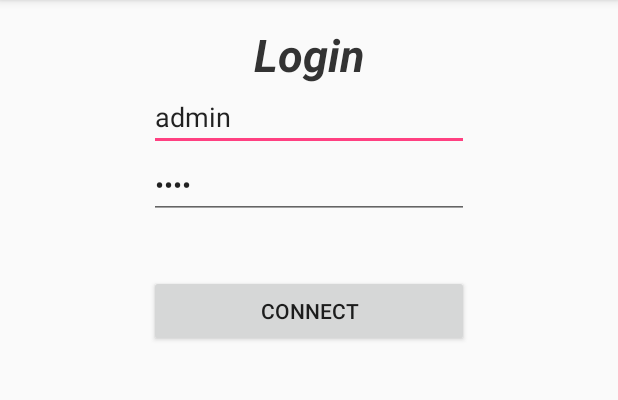
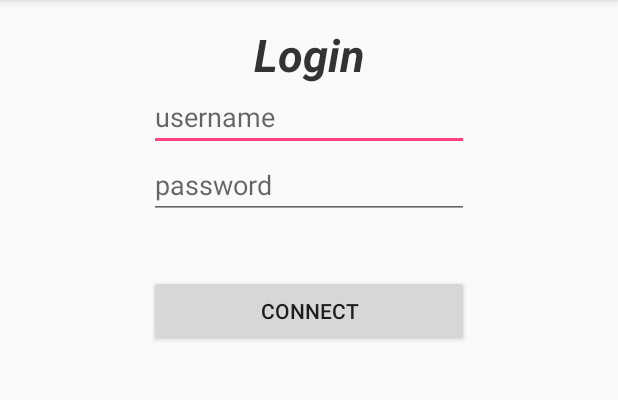
Before and after one commit to FrankLynCode/Smack-Android, an Android app: the screen it shows after launch (LoginActivity), on a phone screen of 412 x 824 dp, the part 84-484 px from its top. Run offline under Robolectric (Android 15) with nearby library versions, the phone set to English and light mode, and no system bars; libraries missing offline, so code that uses them is left out: org.jivesoftware.smack.

```diff
--- a/app/src/main/java/com/cainhuang/smackxmpp_demo/LoginActivity.java
+++ b/app/src/main/java/com/cainhuang/smackxmpp_demo/LoginActivity.java
@@ -37,9 +37,6 @@ public class LoginActivity extends AppCompatActivity implements View.OnClickList
         }else{
             actionBtn.setText(res.getString(R.string.loginActivity_connect_btn_text));
         }
-
-        handleInput.setText("admin");
-        passwordInput.setText("1002");
 
         actionBtn.setOnClickListener(this);
     }
--- a/app/src/main/res/values/strings.xml
+++ b/app/src/main/res/values/strings.xml
@@ -1,8 +1,8 @@
 <resources>
     <string name="app_name">Smack Demo</string>
-    <string name="smack_host">192.168.2.20</string>
+    <string name="smack_host">cainhuang.com</string>
     <string name="smack_port">5222</string>
-    <string name="smack_serviceName">Cains-iMac.local</string>
+    <string name="smack_serviceName">cainhuang.com</string>
     <string name="loginActivity_disconnect_btn_text">DISCONNECT</string>
     <string name="loginActivity_connect_btn_text">CONNECT</string>
 </resources>
```
